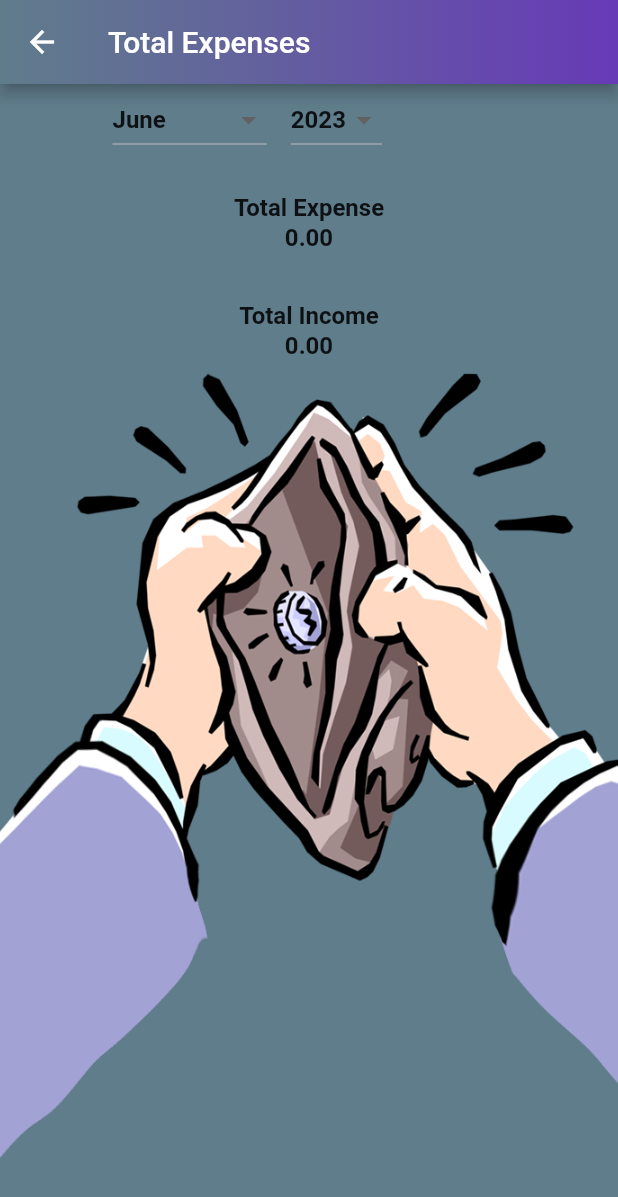
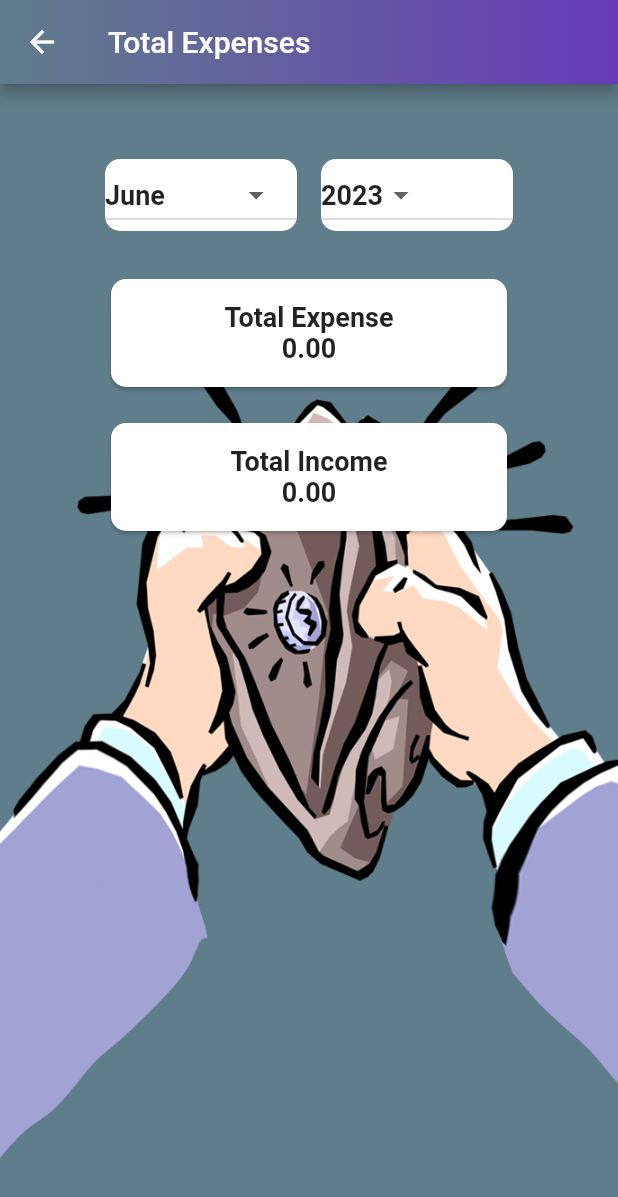
Before and after one commit to ulascancmgl/expenser, a Flutter app: the screen it shows after launch, after a tap on "Total Expense", on a phone screen of 412 x 824 dp. Shown: the top 1197 px of the screen. Run offline on Flutter 3.47's test engine with Material 2 defaults, Android fonts, the phone set to English and light mode, and no system bars; our stand-ins replace shared_preferences, syncfusion_flutter_charts.

Commit message:
front end optimization part 3

```diff
--- a/lib/main.dart
+++ b/lib/main.dart
@@ -120,7 +120,8 @@ class _HomePageState extends State<HomePage> {
       builder: (BuildContext context) {
         return AlertDialog(
           title: Text(_getTranslatedString('Clear Data')),
-          content: Text(_getTranslatedString('Are you sure you want to clear all user data ?')),
+          content: Text(_getTranslatedString(
+              'Are you sure you want to clear all user data ?')),
           actions: [
             TextButton(
               child: Text(_getTranslatedString('Cancel')),
--- a/lib/total_expense.dart
+++ b/lib/total_expense.dart
@@ -64,16 +64,20 @@ class _TotalExpensePageState extends State<TotalExpensePage> {
             fit: BoxFit.cover,
           ),
         ),
+        padding: EdgeInsets.symmetric(horizontal: 70),
         child: Column(
-          crossAxisAlignment: CrossAxisAlignment.start,
+          crossAxisAlignment: CrossAxisAlignment.stretch,
           children: [
-            Container(
-              width: MediaQuery.of(context).size.width * 0.8,
-              child: Center(
-                child: Row(
-                  mainAxisAlignment: MainAxisAlignment.center,
+            SizedBox(height: 50),
+            Row(
               children: [
-                    DropdownButton<int>(
+                Expanded(
+                  child: Container(
+                    decoration: BoxDecoration(
+                      color: Colors.white,
+                      borderRadius: BorderRadius.circular(10),
+                    ),
+                    child: DropdownButton<int>(
                       value: selectedMonth,
                       onChanged: (newValue) {
                         setState(() {
@@ -87,18 +91,26 @@ class _TotalExpensePageState extends State<TotalExpensePage> {
                           DropdownMenuItem<int>(
                             value: month,
                             child: Text(
-                              _getTranslatedString(getMonthName(month)),
+                              _getTranslatedString('${getMonthName(month)}'),
                               style: TextStyle(
+                                fontSize: 18.0,
                                 color: Colors.black87,
                                 fontWeight: FontWeight.bold,
-                                fontSize: 16,
                               ),
                             ),
                           ),
                       ],
                     ),
+                  ),
+                ),
                 SizedBox(width: 16),
-                    DropdownButton<int>(
+                Expanded(
+                  child: Container(
+                    decoration: BoxDecoration(
+                      color: Colors.white,
+                      borderRadius: BorderRadius.circular(10),
+                    ),
+                    child: DropdownButton<int>(
                       value: selectedYear,
                       onChanged: (newValue) {
                         setState(() {
@@ -116,61 +128,68 @@ class _TotalExpensePageState extends State<TotalExpensePage> {
                             child: Text(
                               '$year',
                               style: TextStyle(
+                                fontSize: 18.0,
                                 color: Colors.black87,
                                 fontWeight: FontWeight.bold,
-                                fontSize: 16,
                               ),
                             ),
                           ),
                       ],
                     ),
+                  ),
+                ),
               ],
             ),
-              ),
-            ),
+            SizedBox(height: 20),
             Expanded(
-              child: Container(
-                padding: EdgeInsets.all(8.0),
-                decoration: BoxDecoration(
-                  color: Colors.transparent,
-                  borderRadius: BorderRadius.circular(10.0),
-                ),
               child: ListView.builder(
                 itemCount: filteredExpenses.length + 2,
                 itemBuilder: (context, index) {
                   if (index < filteredExpenses.length) {
-                      return ListTile(
-                        title: Center(
-                          child: Text(
+                    return Padding(
+                      padding: EdgeInsets.symmetric(vertical: 8),
+                      child: Card(
+                        color: Colors.white,
+                        shape: RoundedRectangleBorder(
+                          borderRadius: BorderRadius.circular(10),
+                        ),
+                        child: ListTile(
+                          title: Text(
                             _getTranslatedString(
                                 filteredExpenses[index].expenseType),
                             style: TextStyle(
+                              fontSize: 18.0,
                               color: Colors.black87,
                               fontWeight: FontWeight.bold,
-                              fontSize: 16,
                             ),
                           ),
-                        ),
-                        subtitle: Center(
-                          child: Text(
+                          subtitle: Text(
                             '${_getTranslatedString('Amount: ')}${filteredExpenses[index].amount.toStringAsFixed(2)}\n${_getTranslatedString('Date: ')}${filteredExpenses[index].date}',
                             style: TextStyle(
+                              fontSize: 18.0,
                               color: Colors.black87,
                               fontWeight: FontWeight.bold,
-                              fontSize: 18,
+                            ),
                           ),
                         ),
                       ),
                     );
                   } else if (index == filteredExpenses.length) {
-                      return ListTile(
+                    return Padding(
+                      padding: EdgeInsets.symmetric(vertical: 8),
+                      child: Card(
+                        color: Colors.white,
+                        shape: RoundedRectangleBorder(
+                          borderRadius: BorderRadius.circular(10),
+                        ),
+                        child: ListTile(
                           title: Center(
                             child: Text(
                               _getTranslatedString('Total Expense'),
                               style: TextStyle(
+                                fontSize: 18.0,
                                 color: Colors.black87,
                                 fontWeight: FontWeight.bold,
-                              fontSize: 16,
                               ),
                             ),
                           ),
@@ -178,22 +197,31 @@ class _TotalExpensePageState extends State<TotalExpensePage> {
                             child: Text(
                               '${totalExpense.toStringAsFixed(2)}',
                               style: TextStyle(
+                                fontSize: 18.0,
                                 color: Colors.black87,
                                 fontWeight: FontWeight.bold,
-                              fontSize: 16,
+                              ),
+                            ),
                           ),
                         ),
                       ),
                     );
                   } else if (index == filteredExpenses.length + 1) {
-                      return ListTile(
+                    return Padding(
+                      padding: EdgeInsets.symmetric(vertical: 8),
+                      child: Card(
+                        color: Colors.white,
+                        shape: RoundedRectangleBorder(
+                          borderRadius: BorderRadius.circular(10),
+                        ),
+                        child: ListTile(
                           title: Center(
                             child: Text(
                               _getTranslatedString('Total Income'),
                               style: TextStyle(
+                                fontSize: 18.0,
                                 color: Colors.black87,
                                 fontWeight: FontWeight.bold,
-                              fontSize: 16,
                               ),
                             ),
                           ),
@@ -201,9 +229,11 @@ class _TotalExpensePageState extends State<TotalExpensePage> {
                             child: Text(
                               '${totalIncome.toStringAsFixed(2)}',
                               style: TextStyle(
+                                fontSize: 18.0,
                                 color: Colors.black87,
                                 fontWeight: FontWeight.bold,
-                              fontSize: 16,
+                              ),
+                            ),
                           ),
                         ),
                       ),
@@ -212,7 +242,6 @@ class _TotalExpensePageState extends State<TotalExpensePage> {
                     return SizedBox.shrink();
                   }
                 },
-                ),
               ),
             ),
           ],
```
Lines whose indentation alone changed are shown as unchanged.
